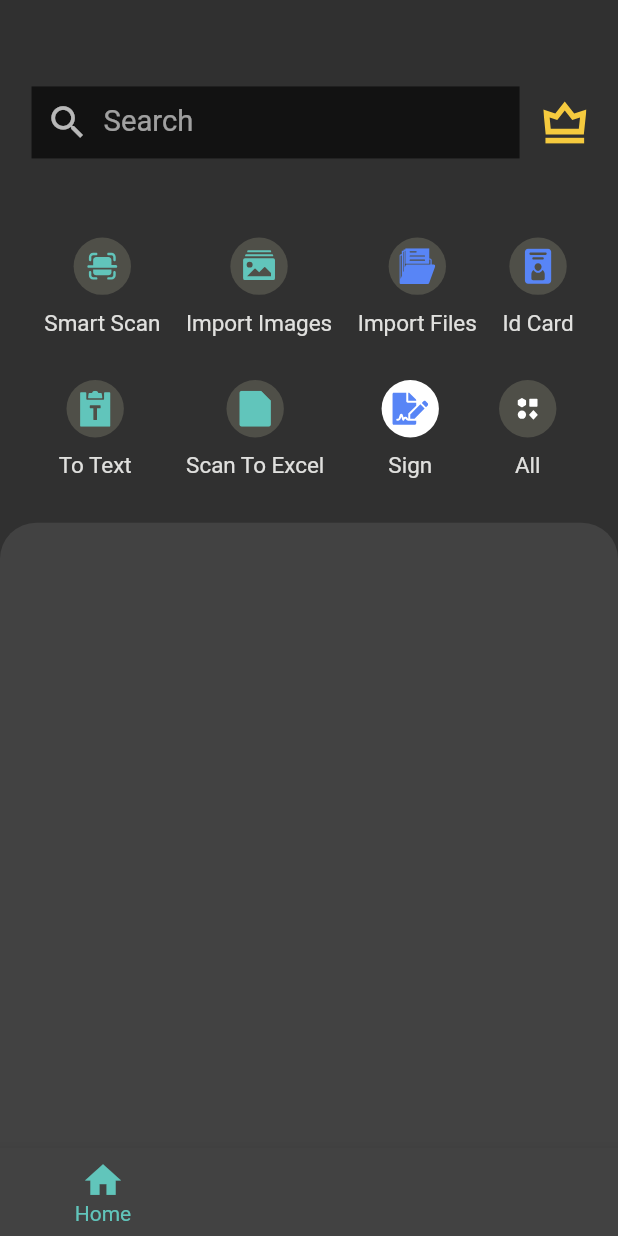
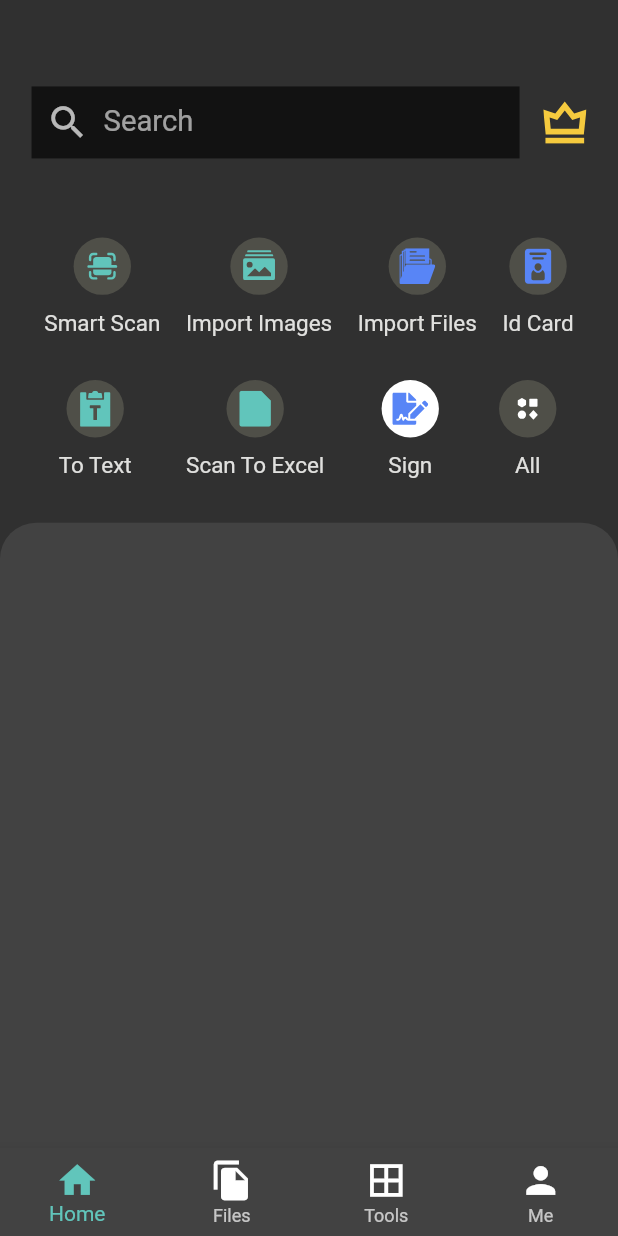
Before and after one commit to DARK-PROGRAMMER-I/cam_scanner, a Flutter app: the screen it shows after launch, on a phone screen of 412 x 824 dp. Run offline on Flutter 3.47's test engine with Material 2 defaults, Android fonts, the phone set to English and light mode, and no system bars; our stand-ins replace flutter_svg, get.

Commit message:
Navigation Bar

```diff
--- a/lib/screens/navigation/navigation_screen.dart
+++ b/lib/screens/navigation/navigation_screen.dart
@@ -32,23 +32,25 @@ class _NavigationScreenState extends State<NavigationScreen> {
           data:Theme.of(context).copyWith(
             canvasColor: AppColors.containerBackgroundColor,),
           child: BottomNavigationBar(
+            type: BottomNavigationBarType.fixed,
           items: [
             BottomNavigationBarItem(
-              icon: Icon(Icons.home, size: Dimensions.icon30, ),
+              icon: Icon(Icons.home, size: Dimensions.icon30, color: navProvider.index == 0 ? AppColors.mainColor: AppColors.mainWhiteColor),
               label: 'Home',
 
             ),
             BottomNavigationBarItem(
-              icon: Icon(Icons.file_copy, size: Dimensions.icon30, ),
+              icon: Icon(Icons.file_copy, size: Dimensions.icon30, color: navProvider.index == 1 ? AppColors.mainColor: AppColors.mainWhiteColor ),
               label: 'Files',
             ),
             BottomNavigationBarItem(
-              icon: Icon(Icons.border_all, size: Dimensions.icon30,),
+              icon: Icon(Icons.border_all, size: Dimensions.icon30, color: navProvider.index == 2 ? AppColors.mainColor: AppColors.mainWhiteColor),
               label: 'Tools',
             ),
             BottomNavigationBarItem(
-              icon: Icon(Icons.person, size: Dimensions.icon30,),
+              icon: Icon(Icons.person, size: Dimensions.icon30, color: navProvider.index == 3 ? AppColors.mainColor: AppColors.mainWhiteColor),
               label: 'Me',
+
             ),
           ],
           onTap: (int index){
```
